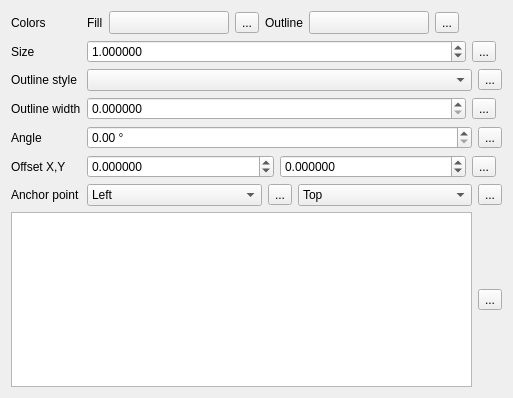
First picture: the form in src/ui/symbollayer/widget_simplemarker.ui, repository qgis/QGIS, before the edit.
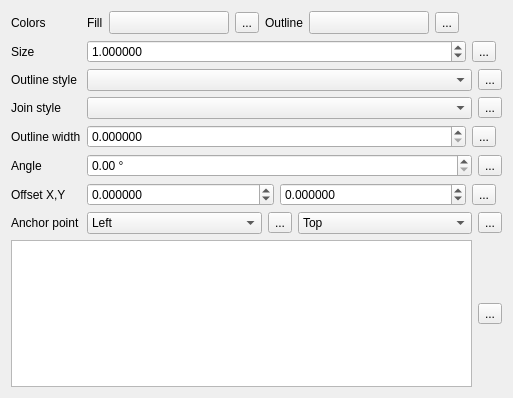
Second picture: the form after the edit. Custom widgets are drawn as their Qt base class.

Commit message: [FEATURE] add outline join style settings to simple markers (fixes #3797)

Diff of the .ui file:
```diff
--- a/src/ui/symbollayer/widget_simplemarker.ui
+++ b/src/ui/symbollayer/widget_simplemarker.ui
@@ -70,7 +70,7 @@
      </item>
     </layout>
    </item>
-   <item row="6" column="1">
+   <item row="7" column="1">
     <layout class="QHBoxLayout" name="horizontalLayout_4">
      <item>
       <widget class="QgsDoubleSpinBox" name="mOutlineWidthSpinBox">
@@ -295,7 +295,7 @@
      </property>
     </widget>
    </item>
-   <item row="6" column="0">
+   <item row="7" column="0">
     <widget class="QLabel" name="mOutlineWidthLabel">
      <property name="text">
       <string>Outline width</string>
@@ -323,6 +323,30 @@
      </property>
     </widget>
    </item>
+   <item row="6" column="0">
+    <widget class="QLabel" name="label_8">
+     <property name="text">
+      <string>Join style</string>
+     </property>
+     <property name="alignment">
+      <set>Qt::AlignLeading|Qt::AlignLeft|Qt::AlignVCenter</set>
+     </property>
+    </widget>
+   </item>
+   <item row="6" column="1">
+    <layout class="QHBoxLayout" name="horizontalLayout_7">
+     <item>
+      <widget class="QgsPenJoinStyleComboBox" name="cboJoinStyle"/>
+     </item>
+     <item>
+      <widget class="QgsDataDefinedButton" name="mJoinStyleDDBtn">
+       <property name="text">
+        <string>...</string>
+       </property>
+      </widget>
+     </item>
+    </layout>
+   </item>
    <item row="0" column="1">
     <layout class="QHBoxLayout" name="horizontalLayout_2">
      <item>
@@ -491,6 +515,11 @@
    <header>qgsunitselectionwidget.h</header>
    <container>1</container>
   </customwidget>
+  <customwidget>
+   <class>QgsPenJoinStyleComboBox</class>
+   <extends>QComboBox</extends>
+   <header>qgspenstylecombobox.h</header>
+  </customwidget>
   <customwidget>
    <class>QgsPenStyleComboBox</class>
    <extends>QComboBox</extends>
```
Left out of the diff: 4 changed lines with no effect on the pictures. The commit also changes 5 other files.
